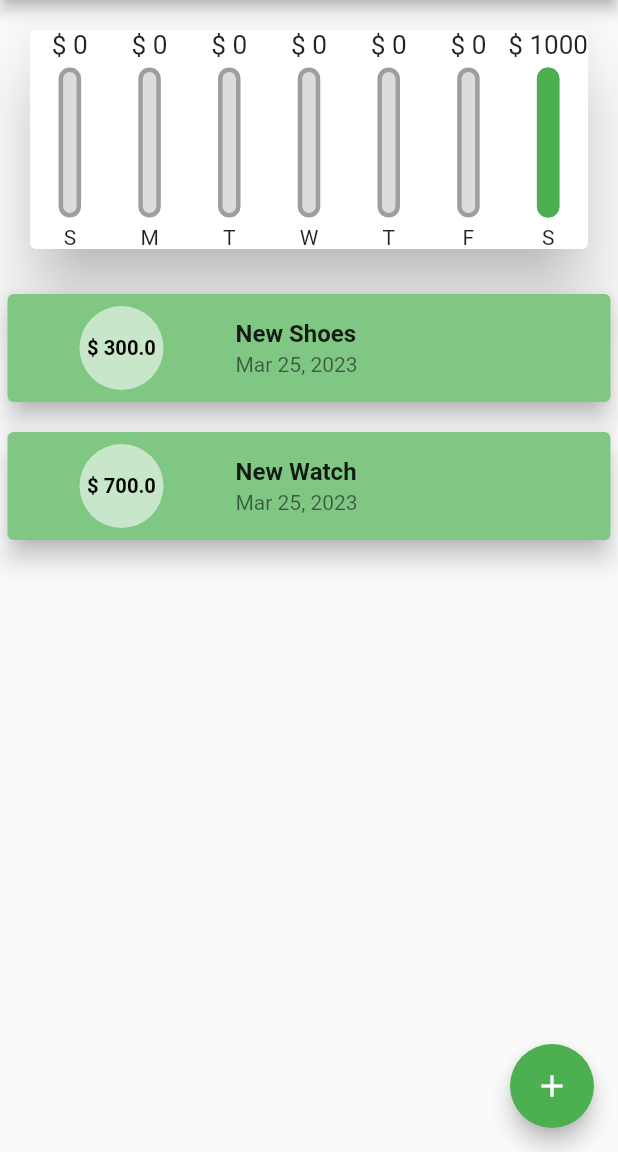
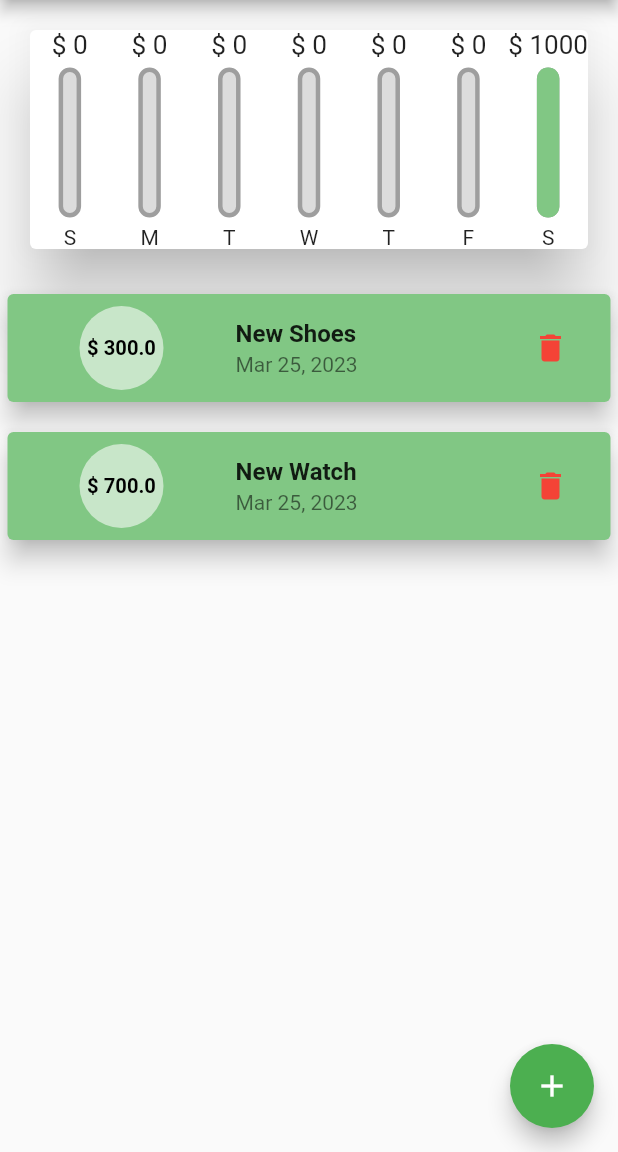
Before and after one commit to TRohit20/Flutter-Playground, a Flutter app: the screen it shows after launch, on a phone screen of 412 x 824 dp, the part 84-1236 px from its top. Run offline on Flutter 3.47's test engine with Material 2 defaults, Android fonts, the phone set to English and light mode, and no system bars; our stand-ins replace firebase_auth, firebase_core; missing offline and left inert: dart:ffi; accounts and stored records are empty.

Commit message:
Deleting transactions & Using IconButtons

```diff
--- a/expense_tracker/lib/main.dart
+++ b/expense_tracker/lib/main.dart
@@ -30,8 +30,16 @@ class MyHomePage extends StatefulWidget {
 
 class _MyHomePageState extends State<MyHomePage> {
   final List<Transactions> _userTransactions = [
-    Transactions(amount: 300, date: DateTime.now(), title: 'New Shoes'),
-    Transactions(amount: 700, date: DateTime.now(), title: 'New Watch')
+    Transactions(
+        amount: 300,
+        date: DateTime.now(),
+        title: 'New Shoes',
+        id: DateTime.now().toString()),
+    Transactions(
+        amount: 700,
+        date: DateTime.now(),
+        title: 'New Watch',
+        id: DateTime.now().toString())
   ];
 
   // Dynamically getting the recent transactions
@@ -56,11 +64,20 @@ class _MyHomePageState extends State<MyHomePage> {
   }
 
   void _addingNewTransaction(String title, double amount, DateTime chosenDate) {
-    final newTransaction =
-        Transactions(amount: amount, date: chosenDate, title: title);
+    final newTransaction = Transactions(
+        amount: amount,
+        date: chosenDate,
+        title: title,
+        id: DateTime.now().toString());
 
     setState(() {
       _userTransactions.add(newTransaction);
+    });
+  }
+
+  void _deleteTransaction(String id) {
+    setState(() {
+      _userTransactions.removeWhere((transaction) => transaction.id == id);
     });
   }
 
@@ -99,7 +116,7 @@ class _MyHomePageState extends State<MyHomePage> {
           children: <Widget>[
             Chart(_recentTransactions),
             // ignore: prefer_const_literals_to_create_immutables
-            TransactionList(_userTransactions),
+            TransactionList(_userTransactions, _deleteTransaction),
           ],
         ),
       ),
--- a/expense_tracker/lib/models/transactions.dart
+++ b/expense_tracker/lib/models/transactions.dart
@@ -1,9 +1,14 @@
 // This is not a widget but just a class for fake transactions to work with for the mean while
 
 class Transactions {
+  final String id;
   final String title;
   final double amount;
   final DateTime date;
 
-  Transactions({required this.amount, required this.date, required this.title});
+  Transactions(
+      {required this.amount,
+      required this.date,
+      required this.title,
+      required this.id});
 }
--- a/expense_tracker/lib/widgets/ChartBar.dart
+++ b/expense_tracker/lib/widgets/ChartBar.dart
@@ -37,7 +37,7 @@ class ChartBar extends StatelessWidget {
                 heightFactor: percentOfTotalAmountSpent,
                 child: Container(
                     decoration: BoxDecoration(
-                        color: Colors.green,
+                        color: Colors.green.shade300,
                         borderRadius: BorderRadius.circular(10))),
               )
             ],
--- a/expense_tracker/lib/widgets/transactions_list.dart
+++ b/expense_tracker/lib/widgets/transactions_list.dart
@@ -4,10 +4,11 @@ import 'package:intl/intl.dart';
 
 class TransactionList extends StatelessWidget {
   final List<Transactions> transactions;
+  final Function deleteTx;
 
   // Using constructor to pass data from parent to child
   // Using this to pass the transactions data
-  TransactionList(this.transactions);
+  TransactionList(this.transactions, this.deleteTx);
 
   @override
   Widget build(BuildContext context) {
@@ -60,6 +61,11 @@ class TransactionList extends StatelessWidget {
                     ),
                     subtitle: Text(
                         DateFormat.yMMMd().format(transactions[index].date)),
+                    trailing: IconButton(
+                      onPressed: () => deleteTx(transactions[index].id),
+                      icon: Icon(Icons.delete),
+                      color: Colors.red,
+                    ),
                   ),
                 );
               },
```
